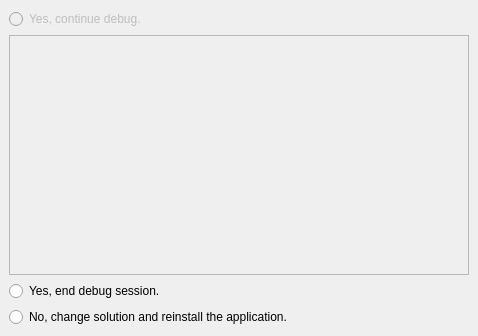
Old version of the form src/debugpage.ui in the repository LLIAKAJL/WineWizard.
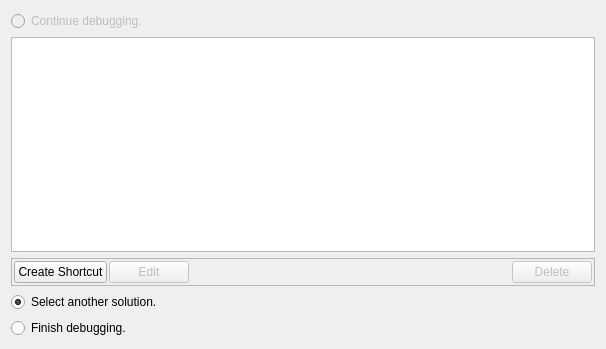
New version of the form. Custom widgets are drawn as their Qt base class.

Diff of the .ui file:
```diff
--- a/src/debugpage.ui
+++ b/src/debugpage.ui
@@ -6,99 +6,133 @@
    <rect>
     <x>0</x>
     <y>0</y>
-    <width>478</width>
-    <height>336</height>
+    <width>606</width>
+    <height>349</height>
    </rect>
   </property>
-  <property name="windowTitle">
-   <string notr="true"/>
-  </property>
-  <property name="title">
-   <string>Debug</string>
-  </property>
-  <property name="subTitle">
-   <string>Is your application worked correctly?</string>
-  </property>
-  <layout class="QVBoxLayout" name="verticalLayout_2">
+  <layout class="QVBoxLayout" name="verticalLayout">
+   <item>
+    <widget class="QRadioButton" name="debug">
+     <property name="enabled">
+      <bool>false</bool>
+     </property>
+     <property name="text">
+      <string>Continue debugging.</string>
+     </property>
+     <attribute name="buttonGroup">
+      <string notr="true">buttonGroup</string>
+     </attribute>
+    </widget>
+   </item>
+   <item>
+    <widget class="HighlightedListView" name="shortcuts">
+     <property name="iconSize">
+      <size>
+       <width>32</width>
+       <height>32</height>
+      </size>
+     </property>
+    </widget>
+   </item>
+   <item>
+    <widget class="QFrame" name="shortcutsEditPanel">
+     <property name="frameShape">
+      <enum>QFrame::StyledPanel</enum>
+     </property>
+     <property name="frameShadow">
+      <enum>QFrame::Raised</enum>
+     </property>
+     <layout class="QHBoxLayout" name="horizontalLayout">
+      <property name="spacing">
+       <number>2</number>
+      </property>
    <property name="leftMargin">
-    <number>0</number>
+       <number>2</number>
    </property>
    <property name="topMargin">
-    <number>0</number>
+       <number>2</number>
    </property>
    <property name="rightMargin">
-    <number>0</number>
+       <number>2</number>
    </property>
    <property name="bottomMargin">
-    <number>0</number>
+       <number>2</number>
    </property>
    <item>
-    <widget class="QStackedWidget" name="pages">
-     <property name="currentIndex">
-      <number>1</number>
-     </property>
-     <widget class="QWidget" name="pageDebug">
-      <layout class="QVBoxLayout" name="verticalLayout_3">
+       <widget class="QPushButton" name="newBtn">
+        <property name="text">
+         <string>Create Shortcut</string>
+        </property>
+       </widget>
+      </item>
        <item>
-        <widget class="QTextEdit" name="out">
-         <property name="readOnly">
+       <widget class="QPushButton" name="editBtn">
+        <property name="enabled">
+         <bool>false</bool>
+        </property>
+        <property name="text">
+         <string>Edit</string>
+        </property>
+       </widget>
+      </item>
+      <item>
+       <spacer name="shortcutsSpacer">
+        <property name="orientation">
+         <enum>Qt::Horizontal</enum>
+        </property>
+        <property name="sizeHint" stdset="0">
+         <size>
+          <width>310</width>
+          <height>14</height>
+         </size>
+        </property>
+       </spacer>
+      </item>
+      <item>
+       <widget class="QPushButton" name="delBtn">
+        <property name="enabled">
+         <bool>false</bool>
+        </property>
+        <property name="text">
+         <string>Delete</string>
+        </property>
+       </widget>
+      </item>
+     </layout>
+    </widget>
+   </item>
+   <item>
+    <widget class="QRadioButton" name="reinstall">
+     <property name="text">
+      <string>Select another solution.</string>
+     </property>
+     <property name="checked">
           <bool>true</bool>
          </property>
-        </widget>
-       </item>
-      </layout>
-     </widget>
-     <widget class="QWidget" name="pageFinish">
-      <layout class="QVBoxLayout" name="verticalLayout">
-       <item>
-        <widget class="QRadioButton" name="yes">
-         <property name="enabled">
-          <bool>false</bool>
-         </property>
-         <property name="text">
-          <string>Yes, continue debug.</string>
-         </property>
          <attribute name="buttonGroup">
           <string notr="true">buttonGroup</string>
          </attribute>
         </widget>
        </item>
-       <item>
-        <widget class="QListView" name="shortcuts">
-         <property name="enabled">
-          <bool>false</bool>
-         </property>
-         <property name="editTriggers">
-          <set>QAbstractItemView::NoEditTriggers</set>
-         </property>
-        </widget>
-       </item>
        <item>
         <widget class="QRadioButton" name="end">
          <property name="text">
-          <string>Yes, end debug session.</string>
+      <string>Finish debugging.</string>
          </property>
          <attribute name="buttonGroup">
           <string notr="true">buttonGroup</string>
          </attribute>
         </widget>
        </item>
-       <item>
-        <widget class="QRadioButton" name="no">
-         <property name="text">
-          <string>No, change solution and reinstall the application.</string>
-         </property>
-         <attribute name="buttonGroup">
-          <string notr="true">buttonGroup</string>
-         </attribute>
-        </widget>
-       </item>
-      </layout>
-     </widget>
-    </widget>
-   </item>
-  </layout>
- </widget>
+  </layout>
+ </widget>
+ <customwidgets>
+  <customwidget>
+   <class>HighlightedListView</class>
+   <extends>QListView</extends>
+   <header>src/highlightedlistview.h</header>
+  </customwidget>
+ </customwidgets>
  <resources/>
  <connections>
   <connection>
```
Left out of the diff: 51 changed lines with no effect on the pictures. Lines whose indentation alone changed are shown as unchanged.
